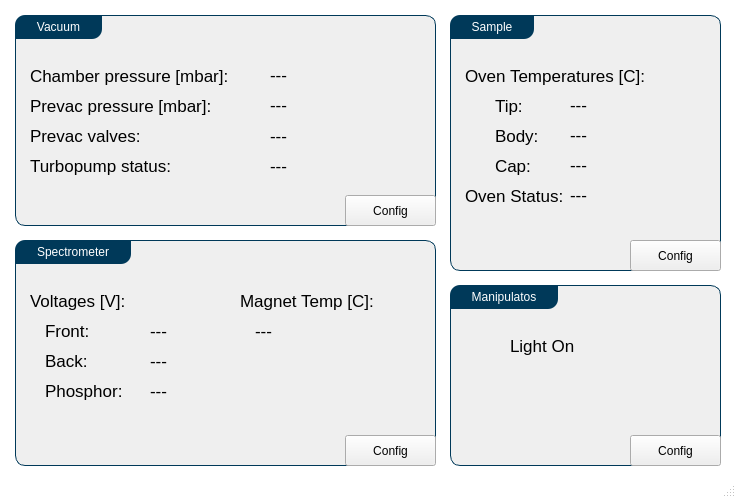
Qt form Utils/ursapqConsoleResources/main.ui (pnjun/UrsaPQ-Manager) before a commit.
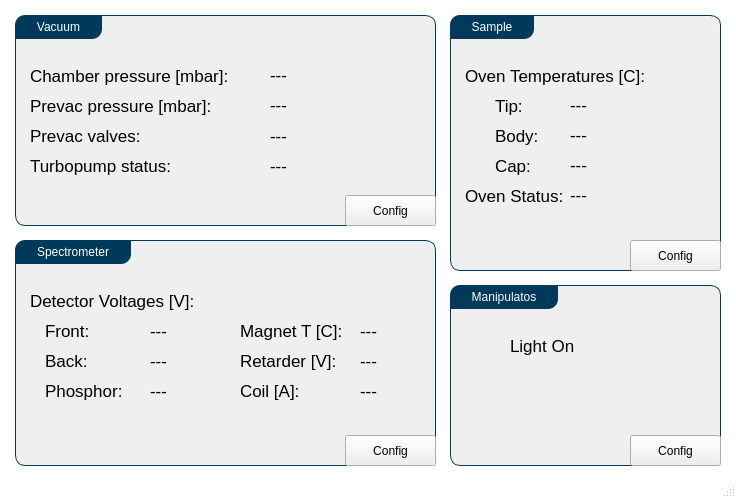
The same form after that commit.

Commit message: interface redesign

Diff of the .ui file:
```diff
--- a/Utils/ursapqConsoleResources/main.ui
+++ b/Utils/ursapqConsoleResources/main.ui
@@ -357,12 +357,12 @@
        <rect>
         <x>0</x>
         <y>0</y>
-        <width>166</width>
+        <width>181</width>
         <height>31</height>
        </rect>
       </property>
       <property name="text">
-       <string>Voltages [V]:</string>
+       <string>Detector Voltages [V]:</string>
       </property>
      </widget>
     </widget>
@@ -379,21 +379,73 @@
       <property name="geometry">
        <rect>
         <x>0</x>
-        <y>0</y>
-        <width>181</width>
+        <y>30</y>
+        <width>111</width>
         <height>31</height>
        </rect>
       </property>
       <property name="text">
-       <string>Magnet Temp [C]:</string>
+       <string>Magnet T [C]:</string>
       </property>
      </widget>
      <widget class="QLabel" name="magnet_temp">
       <property name="geometry">
        <rect>
-        <x>15</x>
+        <x>120</x>
         <y>30</y>
-        <width>136</width>
+        <width>61</width>
+        <height>31</height>
+       </rect>
+      </property>
+      <property name="text">
+       <string>---</string>
+      </property>
+     </widget>
+     <widget class="QLabel" name="label_16">
+      <property name="geometry">
+       <rect>
+        <x>0</x>
+        <y>60</y>
+        <width>111</width>
+        <height>31</height>
+       </rect>
+      </property>
+      <property name="text">
+       <string>Retarder [V]:</string>
+      </property>
+     </widget>
+     <widget class="QLabel" name="retarder">
+      <property name="geometry">
+       <rect>
+        <x>120</x>
+        <y>60</y>
+        <width>61</width>
+        <height>31</height>
+       </rect>
+      </property>
+      <property name="text">
+       <string>---</string>
+      </property>
+     </widget>
+     <widget class="QLabel" name="label_17">
+      <property name="geometry">
+       <rect>
+        <x>0</x>
+        <y>90</y>
+        <width>111</width>
+        <height>31</height>
+       </rect>
+      </property>
+      <property name="text">
+       <string>Coil [A]:</string>
+      </property>
+     </widget>
+     <widget class="QLabel" name="coilCurr">
+      <property name="geometry">
+       <rect>
+        <x>120</x>
+        <y>90</y>
+        <width>61</width>
         <height>31</height>
        </rect>
       </property>
```
The commit also changes 5 other files.
